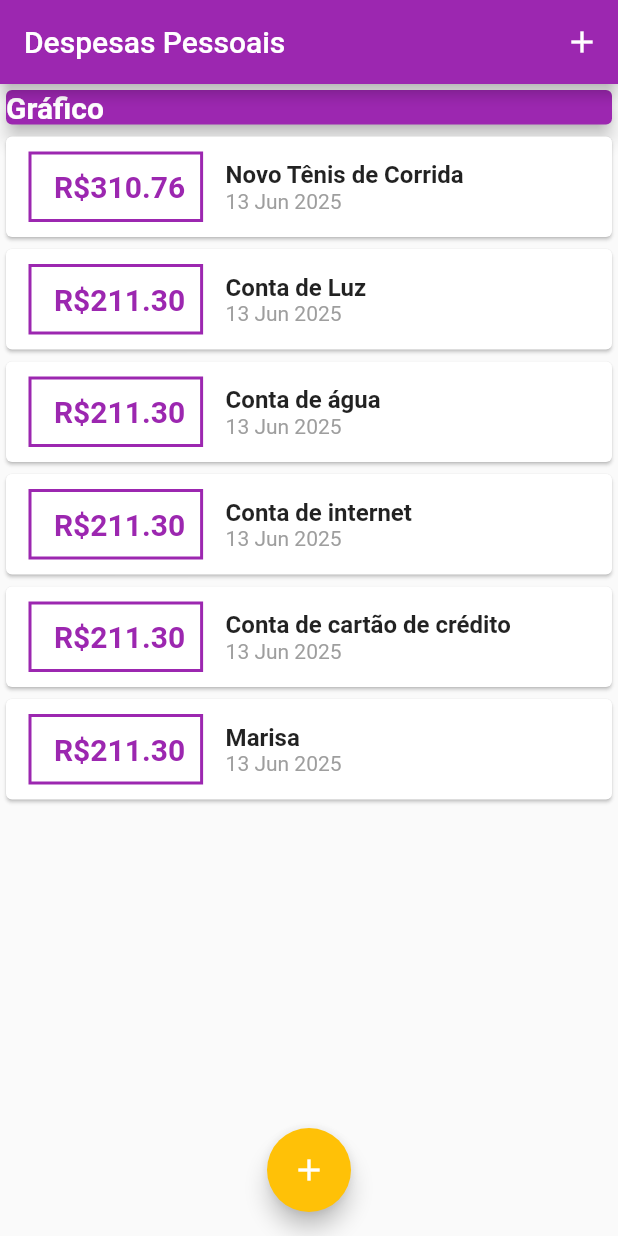
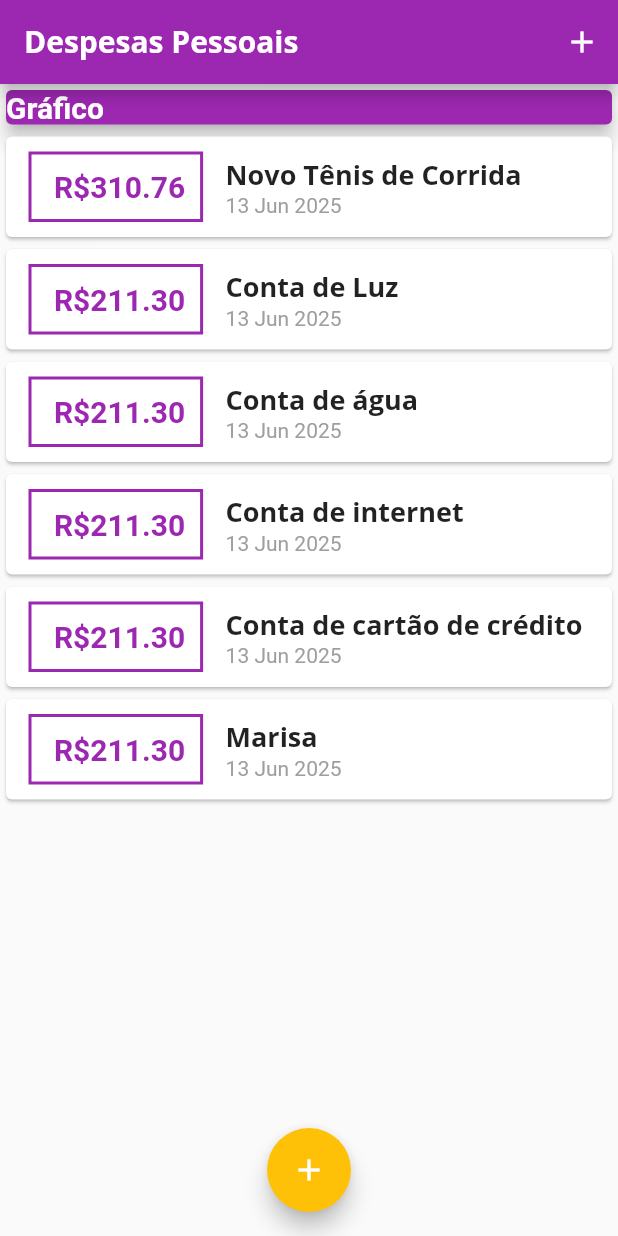
Before and after one commit to gregoriando/flutter_expenses, a Flutter app: the screen it shows after launch, on a phone screen of 412 x 824 dp. Run offline on Flutter 3.47's test engine with Material 3 defaults, Android fonts, the light colour scheme and no system bars.

Commit message:
feat ' Feito o assets e adicionado os themas das fontes e estilos'

```diff
--- a/lib/components/transaction_list.dart
+++ b/lib/components/transaction_list.dart
@@ -41,10 +41,11 @@
                   children: [
                     Text(
                       tr.title,
-                      style: TextStyle(
-                        fontWeight: FontWeight.bold,
-                        fontSize: 16,
-                      ),
+                      style: Theme.of(context).textTheme.titleLarge,
+                      // style: TextStyle(
+                      //   fontWeight: FontWeight.bold,
+                      //   fontSize: 16,
+                      // ),
                     ),
                     Text(
                       DateFormat('d MMM y').format(tr.date),
--- a/lib/main.dart
+++ b/lib/main.dart
@@ -18,9 +18,22 @@
       home: MyHomePage(),
       theme: ThemeData(
         useMaterial3: false,
+        fontFamily: 'QuickSand',
+        textTheme: ThemeData.light().textTheme.copyWith(
+          titleLarge: TextStyle(
+            fontFamily: 'OpenSans',
+            fontSize: 18,
+            fontWeight: FontWeight.bold,
+          ),
+        ),
         appBarTheme: AppBarTheme(
           backgroundColor: Colors.purple,
           foregroundColor: Colors.white,
+          titleTextStyle: TextStyle(
+            fontFamily: 'OpenSans',
+            fontSize: 20,
+            fontWeight: FontWeight.bold,
+          ),
         ),
         colorScheme: ColorScheme.fromSeed(
           seedColor: Colors.amber,
```
Also changed, not shown: pubspec.yaml (+11 -11 lines), assets/fonts/OpenSans-Bold.ttf (added), assets/fonts/OpenSans-Regular.ttf (added), assets/fonts/Quicksand-Bold.ttf (added), assets/fonts/Quicksand-Light.ttf (added), assets/fonts/Quicksand-Medium.ttf (added), assets/fonts/Quicksand-Regular.ttf (added).
